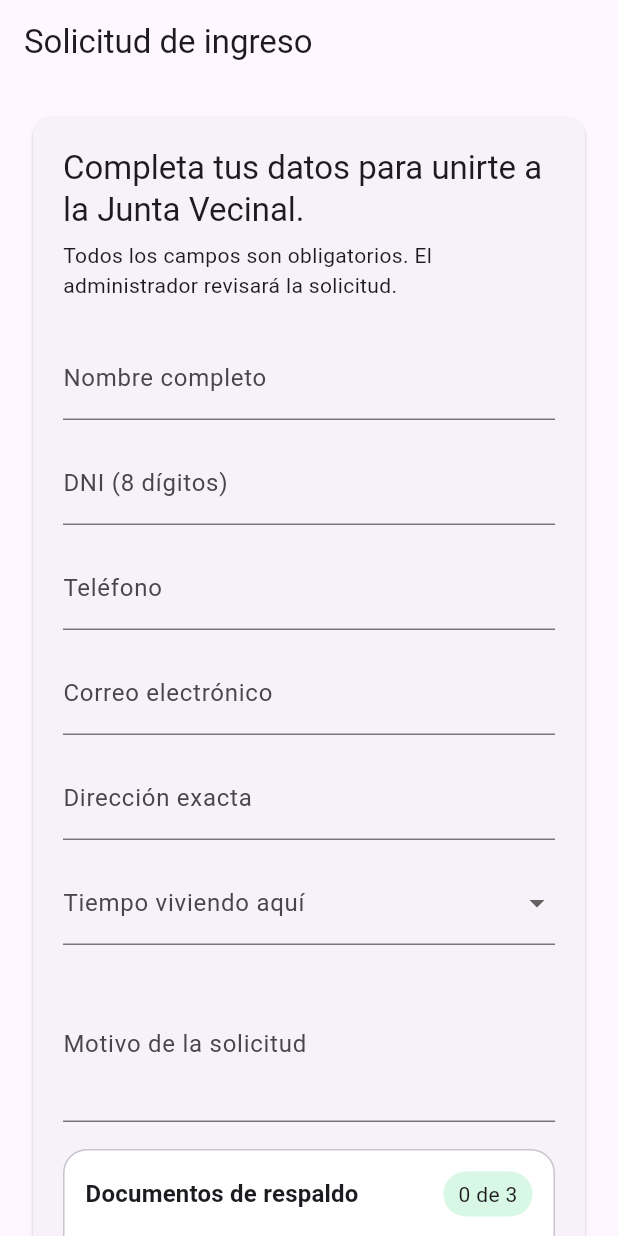
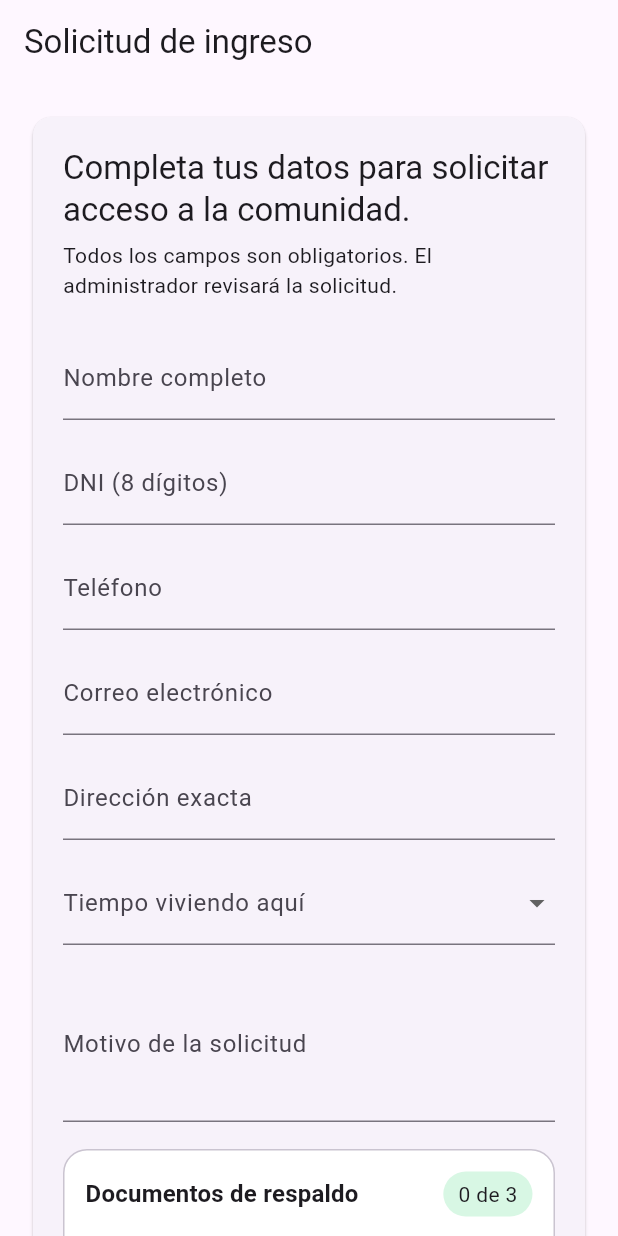
Before and after one commit to fabriziovenegas/MiComunidad, a Flutter app: the SignupScreen screen opened directly, on a phone screen of 412 x 824 dp. Run offline on Flutter 3.47's test engine with Material 3 defaults, Android fonts, the phone set to English and light mode, and no system bars; our stand-ins replace cloud_firestore, cloud_functions, file_picker, firebase_auth, firebase_core, firebase_storage and 5 more; missing offline and left inert: firebase_app_check; accounts and stored records are empty; project files that could hold a hidden picture were left out.

Commit message:
Improve access request wording

```diff
--- a/lib/screens/auth/signup_screen.dart
+++ b/lib/screens/auth/signup_screen.dart
@@ -119,7 +119,7 @@ class _SignupScreenState extends State<SignupScreen> {
                         crossAxisAlignment: CrossAxisAlignment.stretch,
                         children: [
                           Text(
-                              'Completa tus datos para unirte a la Junta Vecinal.',
+                              'Completa tus datos para solicitar acceso a la comunidad.',
                               style: Theme.of(context).textTheme.titleLarge),
                           const SizedBox(height: 6),
                           const Text(
```
